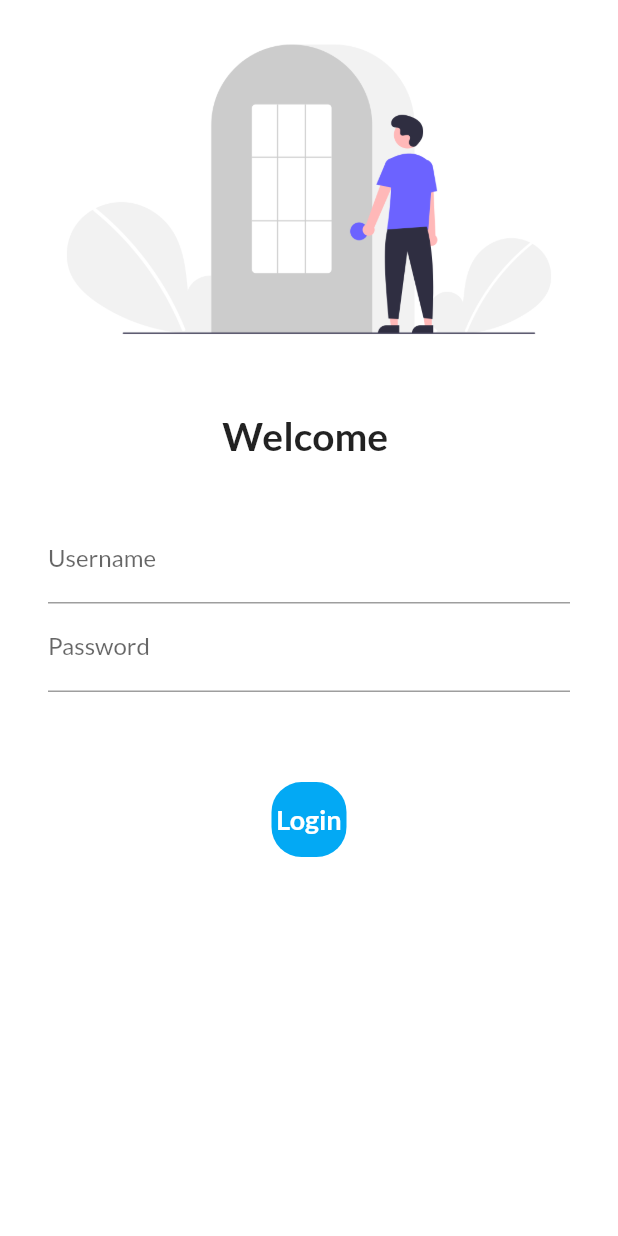
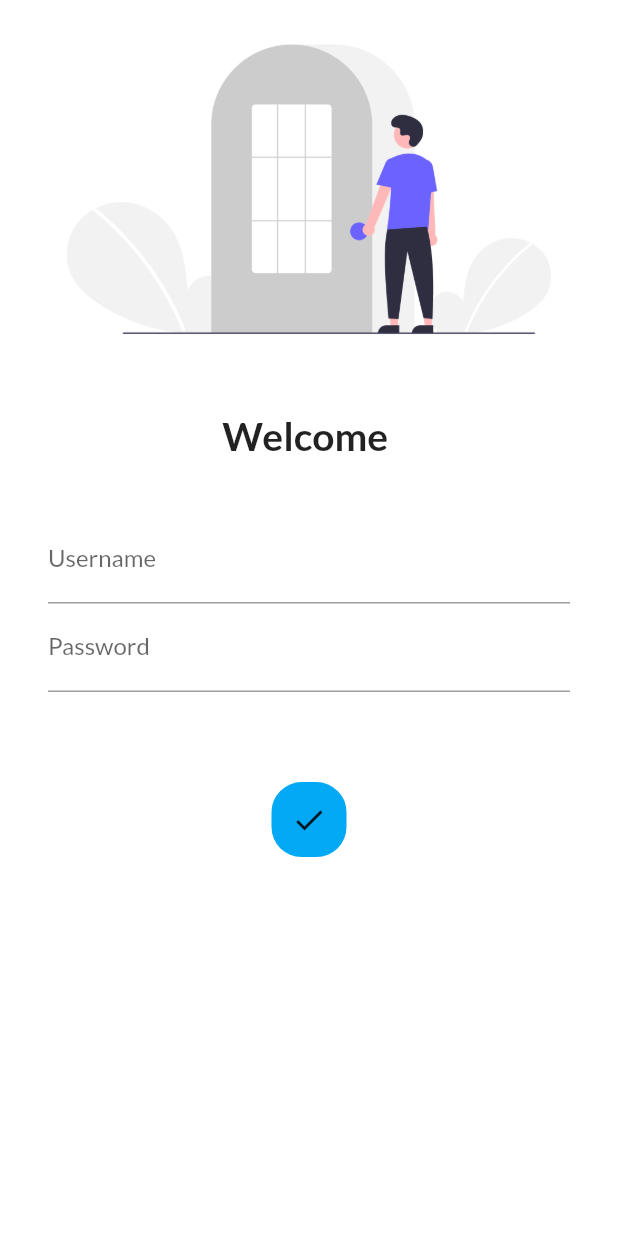
Before and after one commit to skanstar/Ready_5, a Flutter app: the screen it shows after launch, after a tap on "Login", on a phone screen of 412 x 824 dp. Run offline on Flutter 3.47's test engine with Material 2 defaults, Android fonts, the phone set to English and light mode, and no system bars; our stand-ins replace google_fonts.

```diff
--- a/lib/pages/login_page.dart
+++ b/lib/pages/login_page.dart
@@ -65,10 +65,12 @@ class _LoginPageState extends State<LoginPage> {
                       height: 50,
                       width: changeButtton ? 50 : 150,
                       alignment: Alignment.center,
-                      child: Text(
-                        "Login",
-                        style: TextStyle(color: Colors.white, fontWeight: FontWeight.bold, fontSize: 18),
-                      ),
+                      child: changeButtton
+                          ? Icon(Icons.done)
+                          : Text(
+                              "Login",
+                              style: TextStyle(color: Colors.white, fontWeight: FontWeight.bold, fontSize: 18),
+                            ),
                       decoration: BoxDecoration(color: Colors.lightBlue, borderRadius: BorderRadius.circular(changeButtton ? 20 : 8)),
                     ),
                   )
```
Also changed, not shown: 1 other file.
